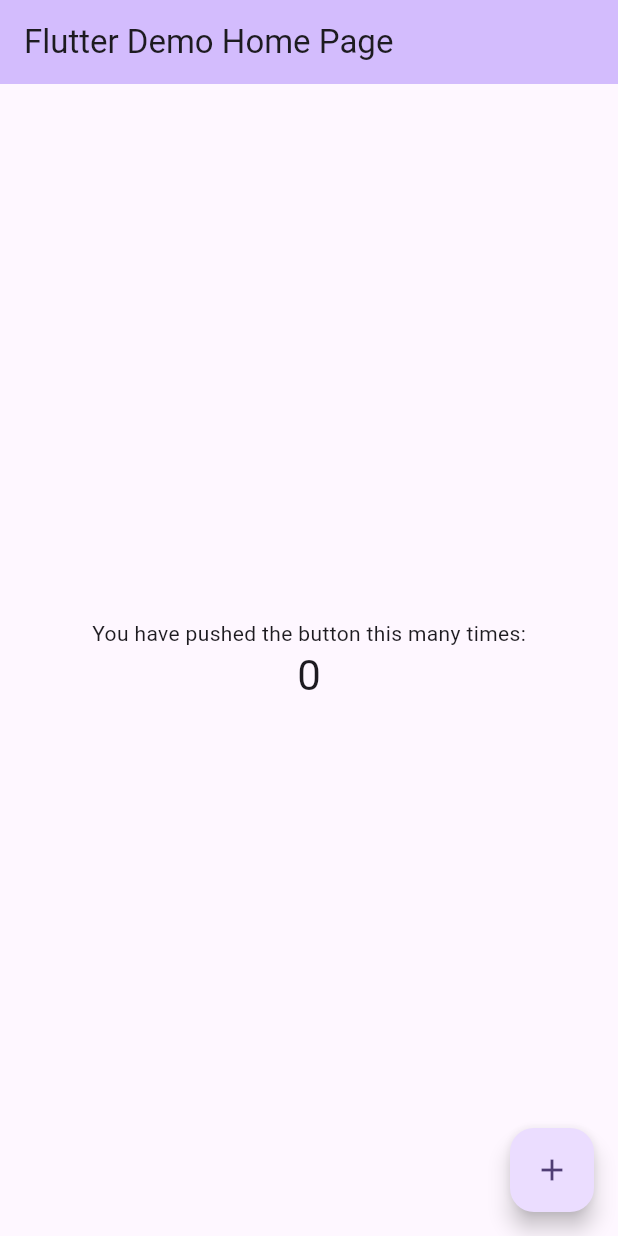
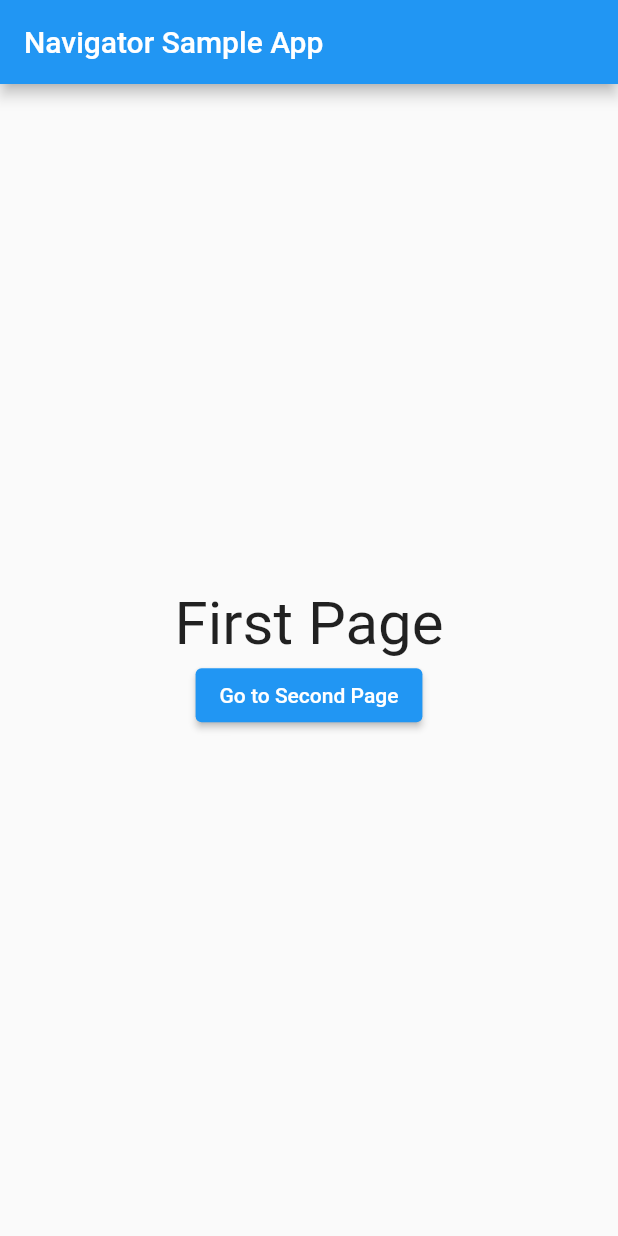
Before and after one commit to tokumei-nisan/FirstFlutterApp, a Flutter app: the screen it shows after launch, on a phone screen of 412 x 824 dp. Run offline on Flutter 3.47's test engine with Material 3 defaults, Android fonts, the phone set to English and light mode, and no system bars.

Commit message:
add first page

```diff
--- a/navigator_app/lib/main.dart
+++ b/navigator_app/lib/main.dart
@@ -7,116 +7,41 @@ void main() {
 class MyApp extends StatelessWidget {
   const MyApp({super.key});
 
-  // This widget is the root of your application.
   @override
   Widget build(BuildContext context) {
     return MaterialApp(
       title: 'Flutter Demo',
       theme: ThemeData(
-        // This is the theme of your application.
-        //
-        // TRY THIS: Try running your application with "flutter run". You'll see
-        // the application has a purple toolbar. Then, without quitting the app,
-        // try changing the seedColor in the colorScheme below to Colors.green
-        // and then invoke "hot reload" (save your changes or press the "hot
-        // reload" button in a Flutter-supported IDE, or press "r" if you used
-        // the command line to start the app).
-        //
-        // Notice that the counter didn't reset back to zero; the application
-        // state is not lost during the reload. To reset the state, use hot
-        // restart instead.
-        //
-        // This works for code too, not just values: Most code changes can be
-        // tested with just a hot reload.
-        colorScheme: ColorScheme.fromSeed(seedColor: Colors.deepPurple),
+        useMaterial3: false,  // Material 3を無効にする
       ),
-      home: const MyHomePage(title: 'Flutter Demo Home Page'),
+      home: const FirstPage(),
     );
   }
 }
 
-class MyHomePage extends StatefulWidget {
-  const MyHomePage({super.key, required this.title});
-
-  // This widget is the home page of your application. It is stateful, meaning
-  // that it has a State object (defined below) that contains fields that affect
-  // how it looks.
-
-  // This class is the configuration for the state. It holds the values (in this
-  // case the title) provided by the parent (in this case the App widget) and
-  // used by the build method of the State. Fields in a Widget subclass are
-  // always marked "final".
-
-  final String title;
-
-  @override
-  State<MyHomePage> createState() => _MyHomePageState();
-}
-
-class _MyHomePageState extends State<MyHomePage> {
-  int _counter = 0;
-
-  void _incrementCounter() {
-    setState(() {
-      // This call to setState tells the Flutter framework that something has
-      // changed in this State, which causes it to rerun the build method below
-      // so that the display can reflect the updated values. If we changed
-      // _counter without calling setState(), then the build method would not be
-      // called again, and so nothing would appear to happen.
-      _counter++;
-    });
-  }
+class FirstPage extends StatelessWidget {
+  const FirstPage({super.key});
 
   @override
   Widget build(BuildContext context) {
-    // This method is rerun every time setState is called, for instance as done
-    // by the _incrementCounter method above.
-    //
-    // The Flutter framework has been optimized to make rerunning build methods
-    // fast, so that you can just rebuild anything that needs updating rather
-    // than having to individually change instances of widgets.
     return Scaffold(
       appBar: AppBar(
-        // TRY THIS: Try changing the color here to a specific color (to
-        // Colors.amber, perhaps?) and trigger a hot reload to see the AppBar
-        // change color while the other colors stay the same.
-        backgroundColor: Theme.of(context).colorScheme.inversePrimary,
-        // Here we take the value from the MyHomePage object that was created by
-        // the App.build method, and use it to set our appbar title.
-        title: Text(widget.title),
+        title: const Text('Navigator Sample App'),
       ),
       body: Center(
-        // Center is a layout widget. It takes a single child and positions it
-        // in the middle of the parent.
         child: Column(
-          // Column is also a layout widget. It takes a list of children and
-          // arranges them vertically. By default, it sizes itself to fit its
-          // children horizontally, and tries to be as tall as its parent.
-          //
-          // Column has various properties to control how it sizes itself and
-          // how it positions its children. Here we use mainAxisAlignment to
-          // center the children vertically; the main axis here is the vertical
-          // axis because Columns are vertical (the cross axis would be
-          // horizontal).
-          //
-          // TRY THIS: Invoke "debug painting" (choose the "Toggle Debug Paint"
-          // action in the IDE, or press "p" in the console), to see the
-          // wireframe for each widget.
           mainAxisAlignment: MainAxisAlignment.center,
           children: <Widget>[
-            const Text('You have pushed the button this many times:'),
-            Text(
-              '$_counter',
-              style: Theme.of(context).textTheme.headlineMedium,
-            ),
+            const Text('First Page', style: TextStyle(fontSize: 40.0)),
+            ElevatedButton(
+              onPressed: () {
+                // ボタンのタップイベントを書く
+              },
+              child: const Text('Go to Second Page'),
+            )
           ],
         ),
       ),
-      floatingActionButton: FloatingActionButton(
-        onPressed: _incrementCounter,
-        tooltip: 'Increment',
-        child: const Icon(Icons.add),
-      ), // This trailing comma makes auto-formatting nicer for build methods.
     );
   }
 }
```
